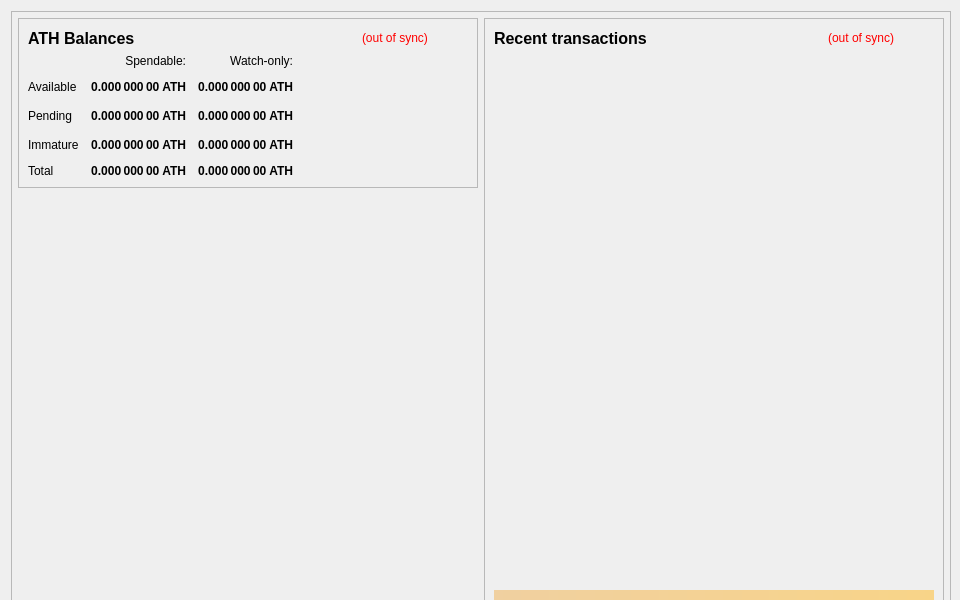
piklock/authoracoin, file src/qt/forms/overviewpage.ui: the form before one commit.
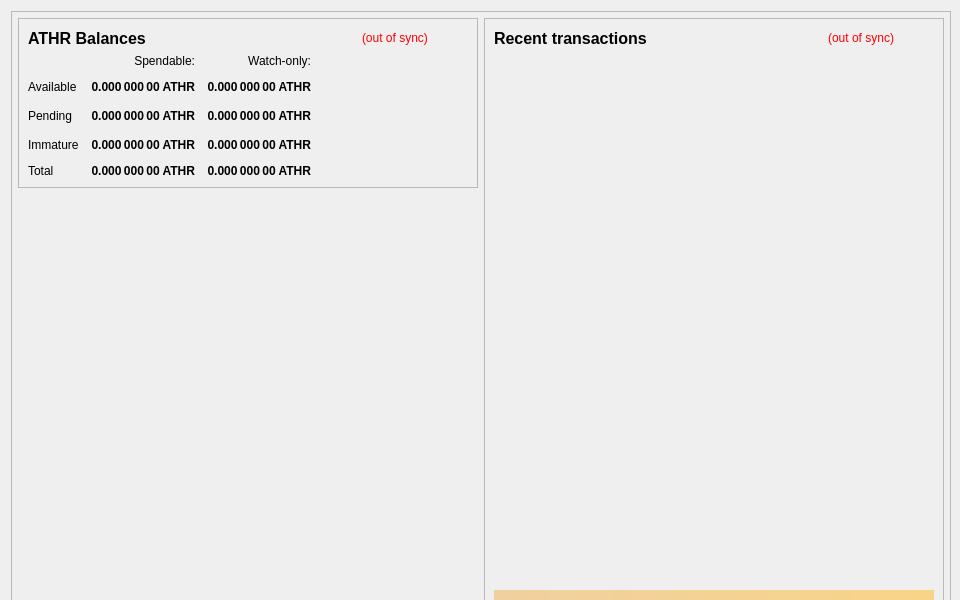
The form after the commit.

Commit message: change ATH to ATHR

```diff
--- a/src/qt/forms/overviewpage.ui
+++ b/src/qt/forms/overviewpage.ui
@@ -128,7 +128,7 @@
                        </font>
                       </property>
                       <property name="text">
-                       <string>ATH Balances</string>
+                       <string>ATHR Balances</string>
                       </property>
                      </widget>
                     </item>
@@ -186,7 +186,7 @@
                        <string>Unconfirmed transactions to watch-only addresses</string>
                       </property>
                       <property name="text">
-                       <string notr="true">0.000 000 00 ATH</string>
+                       <string notr="true">0.000 000 00 ATHR</string>
                       </property>
                       <property name="alignment">
                        <set>Qt::AlignRight|Qt::AlignTrailing|Qt::AlignVCenter</set>
@@ -211,7 +211,7 @@
                        <string>Total of transactions that have yet to be confirmed, and do not yet count toward the spendable balance</string>
                       </property>
                       <property name="text">
-                       <string notr="true">0.000 000 00 ATH</string>
+                       <string notr="true">0.000 000 00 ATHR</string>
                       </property>
                       <property name="alignment">
                        <set>Qt::AlignRight|Qt::AlignTrailing|Qt::AlignVCenter</set>
@@ -236,7 +236,7 @@
                        <string>Staked or masternode rewards in watch-only addresses that has not yet matured</string>
                       </property>
                       <property name="text">
-                       <string notr="true">0.000 000 00 ATH</string>
+                       <string notr="true">0.000 000 00 ATHR</string>
                       </property>
                       <property name="alignment">
                        <set>Qt::AlignRight|Qt::AlignTrailing|Qt::AlignVCenter</set>
@@ -271,7 +271,7 @@
                        <string>Staked or masternode rewards that has not yet matured</string>
                       </property>
                       <property name="text">
-                       <string notr="true">0.000 000 00 ATH</string>
+                       <string notr="true">0.000 000 00 ATHR</string>
                       </property>
                       <property name="alignment">
                        <set>Qt::AlignRight|Qt::AlignTrailing|Qt::AlignVCenter</set>
@@ -319,7 +319,7 @@
                        <string>Your current total balance</string>
                       </property>
                       <property name="text">
-                       <string notr="true">0.000 000 00 ATH</string>
+                       <string notr="true">0.000 000 00 ATHR</string>
                       </property>
                       <property name="alignment">
                        <set>Qt::AlignRight|Qt::AlignTrailing|Qt::AlignVCenter</set>
@@ -344,7 +344,7 @@
                        <string>Current total balance in watch-only addresses</string>
                       </property>
                       <property name="text">
-                       <string notr="true">0.000 000 00 ATH</string>
+                       <string notr="true">0.000 000 00 ATHR</string>
                       </property>
                       <property name="alignment">
                        <set>Qt::AlignRight|Qt::AlignTrailing|Qt::AlignVCenter</set>
@@ -389,7 +389,7 @@
                        <string>Your current spendable balance</string>
                       </property>
                       <property name="text">
-                       <string notr="true">0.000 000 00 ATH</string>
+                       <string notr="true">0.000 000 00 ATHR</string>
                       </property>
                       <property name="alignment">
                        <set>Qt::AlignRight|Qt::AlignTrailing|Qt::AlignVCenter</set>
@@ -414,7 +414,7 @@
                        <string>Your current balance in watch-only addresses</string>
                       </property>
                       <property name="text">
-                       <string notr="true">0.000 000 00 ATH</string>
+                       <string notr="true">0.000 000 00 ATHR</string>
                       </property>
                       <property name="alignment">
                        <set>Qt::AlignRight|Qt::AlignTrailing|Qt::AlignVCenter</set>
```
The commit also changes 100 other files.
